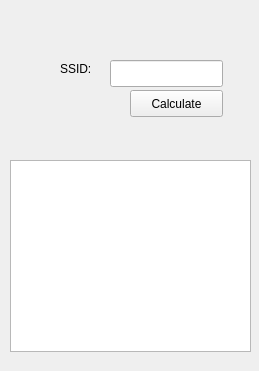
First picture: the form in trunk/qt/routerkeygen.ui, repository braxy0/android-thomson-key-solver, before the edit.
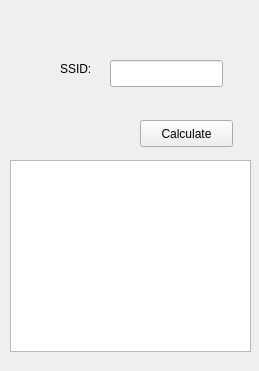
Second picture: the form after the edit.

Patch:
```diff
--- a/trunk/qt/routerkeygen.ui
+++ b/trunk/qt/routerkeygen.ui
@@ -17,8 +17,8 @@
    <widget class="QPushButton" name="calcButton">
     <property name="geometry">
      <rect>
-      <x>130</x>
-      <y>90</y>
+      <x>140</x>
+      <y>120</y>
       <width>93</width>
       <height>27</height>
      </rect>
```
